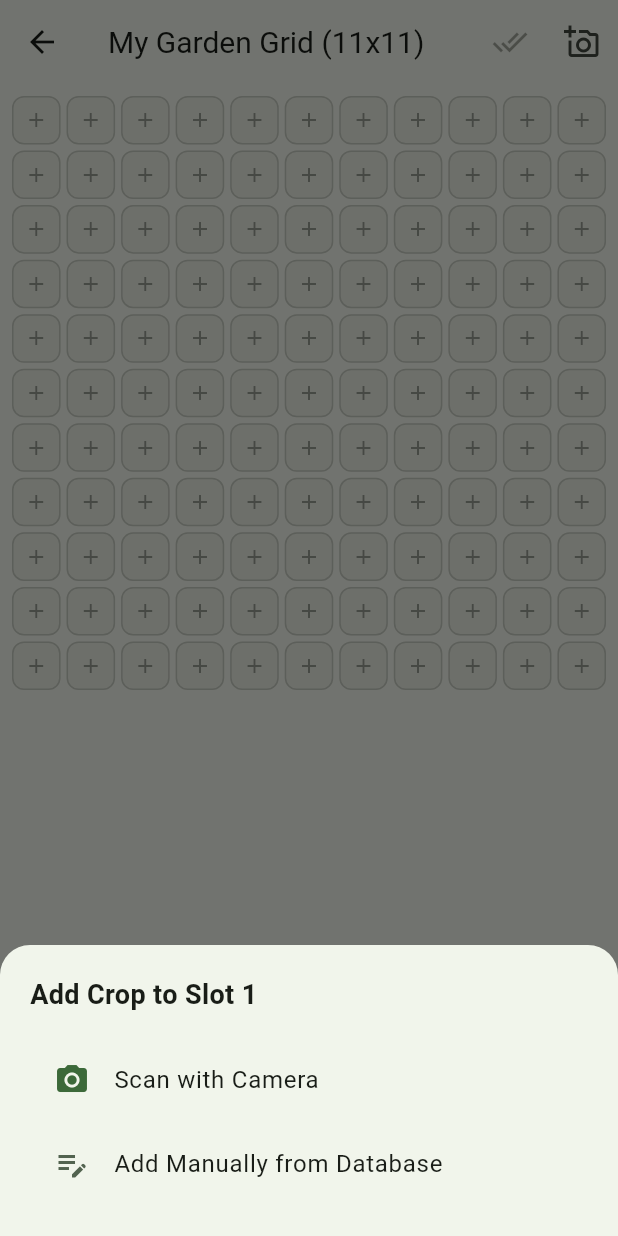
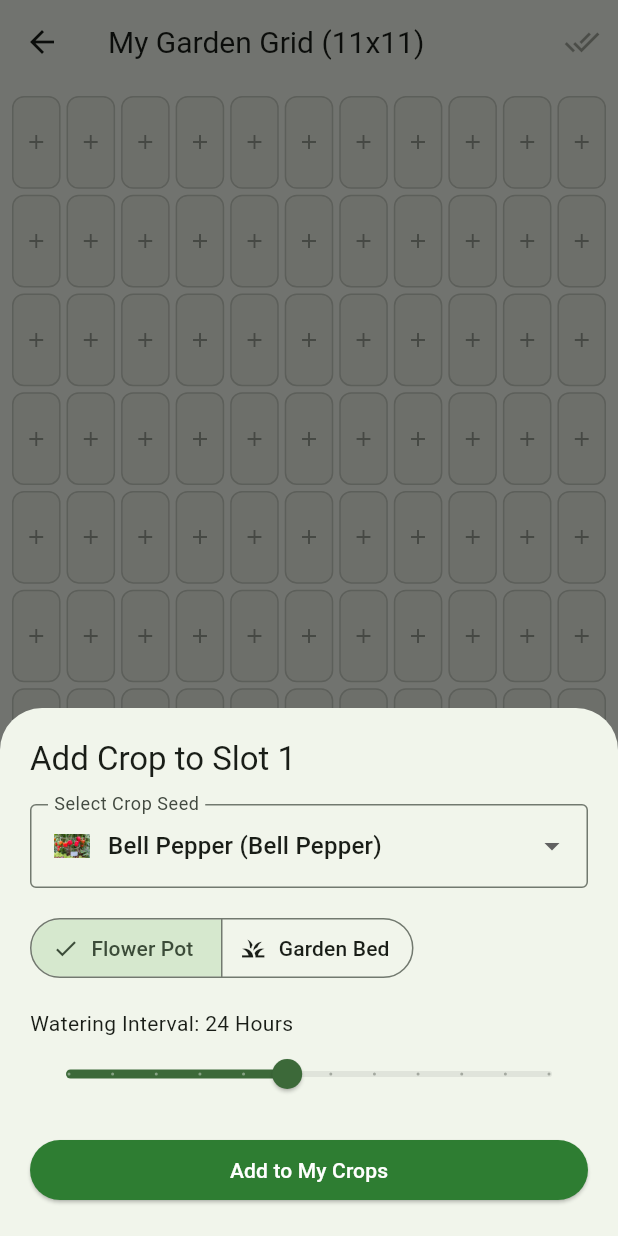
Before and after one commit to Dalusong-Marc-Angel/growbot-app, a Flutter app: the MyCropsScreen screen opened directly, after a tap on the "add" icon, on a phone screen of 412 x 824 dp. Run offline on Flutter 3.47's test engine with Material 3 defaults, Android fonts, the phone set to English and light mode, and no system bars; our stand-ins replace cloud_firestore, firebase_auth, firebase_core, flutter_local_notifications, flutter_svg, google_generative_ai and 3 more; accounts and stored records are empty.

Commit message:
update_git_v2

```diff
--- a/lib/main.dart
+++ b/lib/main.dart
@@ -9,7 +9,7 @@
 import 'providers/seed_repository.dart';
 import 'providers/journal_provider.dart';
 import 'screens/auth_screen.dart';
-import 'screens/main_menu_screen.dart'; // Cleanly referenced, no duplicates here
+import 'screens/main_menu_screen.dart';
 
 void main() async {
   WidgetsFlutterBinding.ensureInitialized();
@@ -17,6 +17,8 @@
   await Firebase.initializeApp(
     options: DefaultFirebaseOptions.currentPlatform,
   );
+
+  // App Check removed for now so local testing and auth flow run freely
 
   runApp(
     MultiProvider(
--- a/lib/screens/my_crops_screen.dart
+++ b/lib/screens/my_crops_screen.dart
@@ -98,63 +98,6 @@
       context: context,
       defaultCropName: defaultCropName,
       targetGridIndex: targetGridIndex,
-    );
-  }
-
-  Future<void> _handleImageSource(ImageSource source) async {
-    XFile? pickedFile;
-    try {
-      pickedFile = await _imagePicker.pickImage(source: source, maxWidth: 1600, imageQuality: 85);
-    } catch (e) {
-      debugPrint('[ImagePicker] Failed to pick image: $e');
-      return;
-    }
-    if (pickedFile == null || !mounted) return;
-    ScaffoldMessenger.of(context).showSnackBar(
-      const SnackBar(content: Text('Image captured (seed matching is currently disabled).')),
-    );
-  }
-
-  void _showCropSourceModal({int? targetGridIndex}) {
-    final scaleFactor = context.read<UISettingsProvider>().scaleFactor;
-
-    showModalBottomSheet(
-      context: context,
-      shape: RoundedRectangleBorder(
-        borderRadius: BorderRadius.vertical(top: Radius.circular(20 * scaleFactor)),
-      ),
-      builder: (ctx) {
-        return Padding(
-          padding: EdgeInsets.all(20 * scaleFactor),
-          child: Column(
-            mainAxisSize: MainAxisSize.min,
-            crossAxisAlignment: CrossAxisAlignment.start,
-            children: [
-              Text(
-                targetGridIndex != null ? 'Add Crop to Slot ${targetGridIndex + 1}' : 'Add Crop',
-                style: TextStyle(fontSize: 18 * scaleFactor, fontWeight: FontWeight.bold),
-              ),
-              SizedBox(height: 16 * scaleFactor),
-              ListTile(
-                leading: Icon(Icons.camera_alt, color: Theme.of(context).colorScheme.primary),
-                title: const Text('Scan with Camera'),
-                onTap: () {
-                  Navigator.of(ctx).pop();
-                  _handleImageSource(ImageSource.camera);
-                },
-              ),
-              ListTile(
-                leading: Icon(Icons.edit_note, color: Theme.of(context).colorScheme.secondary),
-                title: const Text('Add Manually from Database'),
-                onTap: () {
-                  Navigator.of(ctx).pop();
-                  _openAddCropModal(targetGridIndex: targetGridIndex);
-                },
-              ),
-            ],
-          ),
-        );
-      },
     );
   }
 
@@ -444,16 +387,7 @@
                     );
                   },
                 ),
-          IconButton(
-            icon: const Icon(Icons.add_a_photo_outlined),
-            onPressed: () => _showCropSourceModal(),
-          ),
         ],
-      ),
-      floatingActionButton: FloatingActionButton.extended(
-        onPressed: () => _openAddCropModal(),
-        icon: const Icon(Icons.add),
-        label: const Text('Add Crop'),
       ),
       body: _isLoggedIn
           ? StreamBuilder<List<UserCrop>>(
@@ -476,27 +410,45 @@
 
   Widget _buildGridContent(BuildContext context, List<UserCrop> crops, double scaleFactor) {
     const int totalSlots = 121; // 11x11 grid
+    const int crossAxisCount = 11;
+    const int rowCount = 11;
+    const double spacing = 4.0;
 
-    return InteractiveViewer(
-      boundaryMargin: const EdgeInsets.all(20),
-      minScale: 0.5,
-      maxScale: 4.0,
+    return LayoutBuilder(
+      builder: (context, constraints) {
+        final bottomBuffer = 32.0;
+        final availableWidth = constraints.maxWidth - 16.0;
+        final availableHeight = constraints.maxHeight - 16.0 - bottomBuffer;
+
+        final totalCrossSpacing = spacing * (crossAxisCount - 1);
+        final totalMainSpacing = spacing * (rowCount - 1);
+
+        final itemWidth = (availableWidth - totalCrossSpacing) / crossAxisCount;
+        final itemHeight = (availableHeight - totalMainSpacing) / rowCount;
+
+        final calculatedAspectRatio = (itemWidth > 0 && itemHeight > 0) ? (itemWidth / itemHeight) : 1.0;
+
+        return Center(
           child: Padding(
-        padding: const EdgeInsets.all(8.0),
+            padding: EdgeInsets.fromLTRB(8.0, 8.0, 8.0, 8.0 + bottomBuffer),
+            child: SizedBox(
+              width: availableWidth,
+              height: availableHeight > 0 ? availableHeight : null,
               child: GridView.builder(
+                physics: const NeverScrollableScrollPhysics(),
                 itemCount: totalSlots,
-          gridDelegate: const SliverGridDelegateWithFixedCrossAxisCount(
-            crossAxisCount: 11,
-            crossAxisSpacing: 4,
-            mainAxisSpacing: 4,
-            childAspectRatio: 1.0,
+                gridDelegate: SliverGridDelegateWithFixedCrossAxisCount(
+                  crossAxisCount: crossAxisCount,
+                  crossAxisSpacing: spacing,
+                  mainAxisSpacing: spacing,
+                  childAspectRatio: calculatedAspectRatio,
                 ),
                 itemBuilder: (context, index) {
                   final UserCrop? crop = crops.where((c) => c.gridIndex == index).firstOrNull;
 
                   if (crop == null) {
                     return InkWell(
-                onTap: () => _showCropSourceModal(targetGridIndex: index),
+                      onTap: () => _openAddCropModal(targetGridIndex: index),
                       borderRadius: BorderRadius.circular(8),
                       child: Container(
                         decoration: BoxDecoration(
@@ -571,6 +523,9 @@
                 },
               ),
             ),
+          ),
+        );
+      },
     );
   }
 }
--- a/lib/services/crop_ai_service.dart
+++ b/lib/services/crop_ai_service.dart
@@ -3,6 +3,7 @@
 import 'package:flutter/foundation.dart';
 import 'package:shared_preferences/shared_preferences.dart';
 import '../model/user_crop_model.dart';
+
 
 class GuestCropService {
   static const String _guestCropsKey = 'guest_tracked_crops';
--- a/pubspec.yaml
+++ b/pubspec.yaml
@@ -25,6 +25,7 @@
   shared_preferences: ^2.3.2
   crypto: ^3.0.6
   intl: ^0.20.3
+  firebase_app_check: ^0.3.2+10
 
 dev_dependencies:
   flutter_test:
```
Also changed, not shown: lib/screens/ai_chat_screen.dart (+66 -9 lines), lib/screens/auth_screen.dart (+16 -5 lines), lib/screens/main_menu_screen.dart (+25 -6 lines), lib/services/api_config.dart (+2 -5 lines), pubspec.lock, 30 other files. Lines whose indentation alone changed are shown as unchanged.
